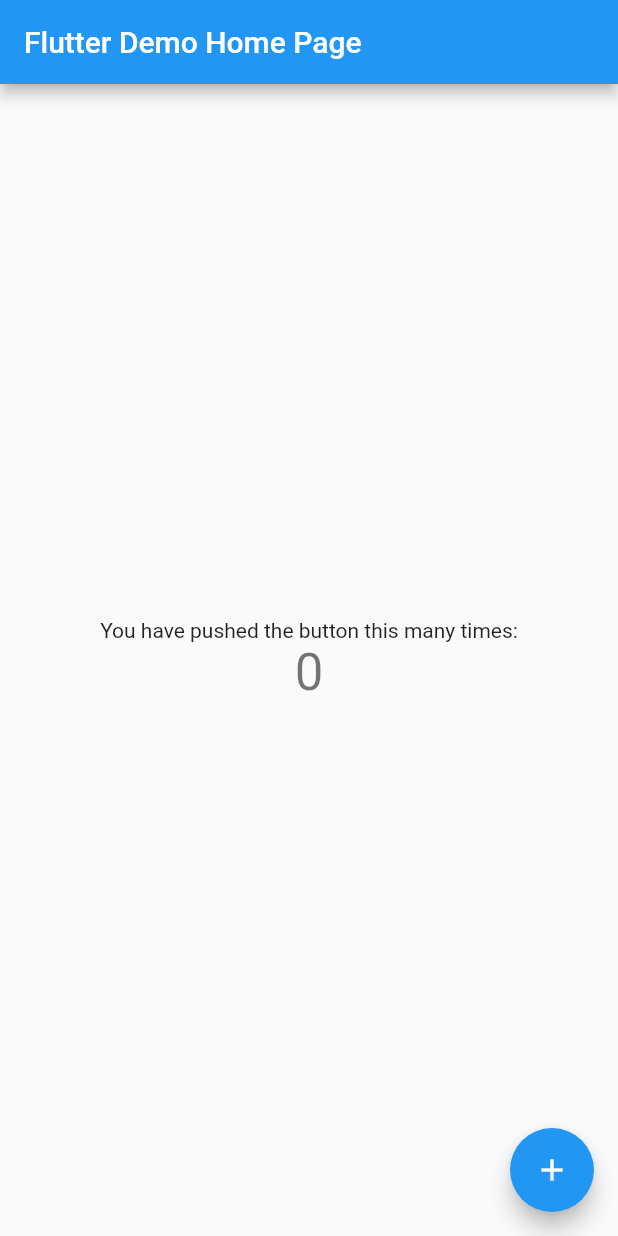
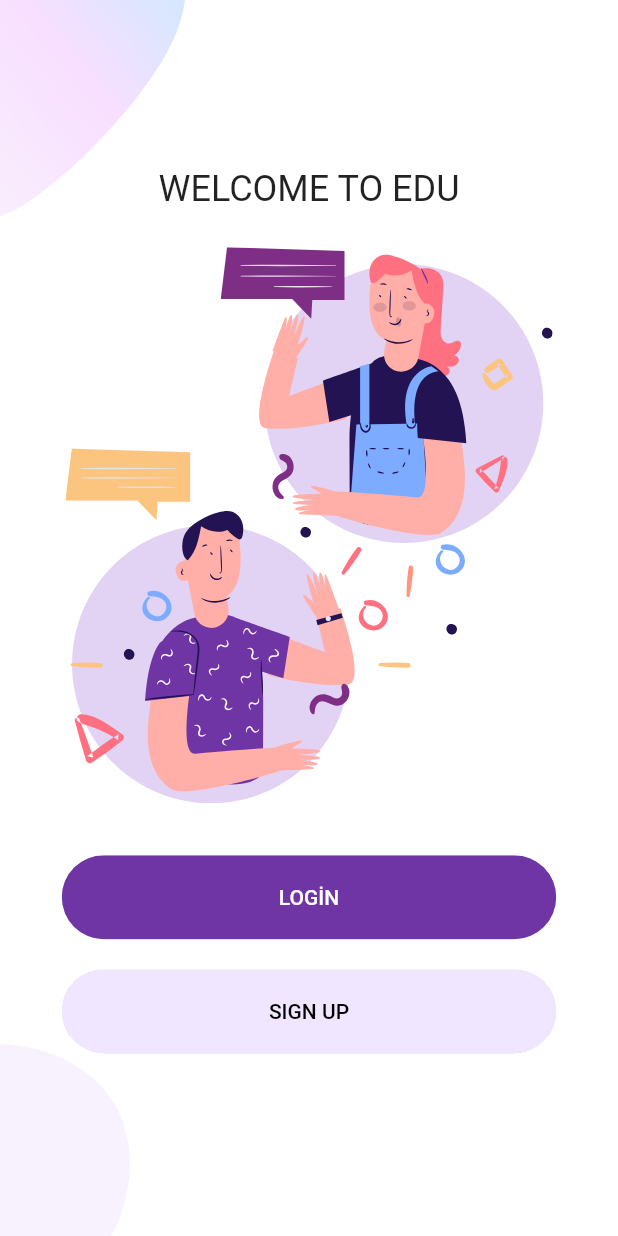
Before and after one commit to fadilbasaran/login_page_flutter, a Flutter app: the screen it shows after launch, on a phone screen of 412 x 824 dp. Run offline on Flutter 3.47's test engine with Material 2 defaults, Android fonts, the phone set to English and light mode, and no system bars; our stand-ins replace flutter_svg.

Commit message:
welcome page tasarlandı

```diff
--- /dev/null
+++ b/lib/constants/path_constants.dart
@@ -0,0 +1,16 @@
+import 'package:flutter/material.dart';
+import 'package:flutter_svg/flutter_svg.dart';
+
+class ImagePath {
+  Image imageAsset({String? imageName, double? width}) => Image.asset(
+        'assets/images/$imageName.png',
+        width: width ?? 0.3,
+      );
+}
+
+class SvgPath {
+  SvgPicture svgPath({String? svgName, double? heigth}) => SvgPicture.asset(
+        'assets/icons/$svgName.svg',
+        height: heigth ?? 0.4,
+      );
+}
--- a/lib/main.dart
+++ b/lib/main.dart
@@ -1,4 +1,6 @@
 import 'package:flutter/material.dart';
+import 'package:login_page/constants/app_constants.dart';
+import 'package:login_page/view/welcome/welcome_view.dart';
 
 void main() {
   runApp(const MyApp());
@@ -11,105 +13,13 @@ class MyApp extends StatelessWidget {
   @override
   Widget build(BuildContext context) {
     return MaterialApp(
-      title: 'Flutter Demo',
+      debugShowCheckedModeBanner: false,
+      title: 'Flutter Auth',
       theme: ThemeData(
-        // This is the theme of your application.
-        //
-        // Try running your application with "flutter run". You'll see the
-        // application has a blue toolbar. Then, without quitting the app, try
-        // changing the primarySwatch below to Colors.green and then invoke
-        // "hot reload" (press "r" in the console where you ran "flutter run",
-        // or simply save your changes to "hot reload" in a Flutter IDE).
-        // Notice that the counter didn't reset back to zero; the application
-        // is not restarted.
-        primarySwatch: Colors.blue,
+        primaryColor: kPrimaryColor,
+        scaffoldBackgroundColor: Colors.white
       ),
-      home: const MyHomePage(title: 'Flutter Demo Home Page'),
+      home: const WelcomeView(),
     );
   }
 }
-
-class MyHomePage extends StatefulWidget {
-  const MyHomePage({super.key, required this.title});
-
-  // This widget is the home page of your application. It is stateful, meaning
-  // that it has a State object (defined below) that contains fields that affect
-  // how it looks.
-
-  // This class is the configuration for the state. It holds the values (in this
-  // case the title) provided by the parent (in this case the App widget) and
-  // used by the build method of the State. Fields in a Widget subclass are
-  // always marked "final".
-
-  final String title;
-
-  @override
-  State<MyHomePage> createState() => _MyHomePageState();
-}
-
-class _MyHomePageState extends State<MyHomePage> {
-  int _counter = 0;
-
-  void _incrementCounter() {
-    setState(() {
-      // This call to setState tells the Flutter framework that something has
-      // changed in this State, which causes it to rerun the build method below
-      // so that the display can reflect the updated values. If we changed
-      // _counter without calling setState(), then the build method would not be
-      // called again, and so nothing would appear to happen.
-      _counter++;
-    });
-  }
-
-  @override
-  Widget build(BuildContext context) {
-    // This method is rerun every time setState is called, for instance as done
-    // by the _incrementCounter method above.
-    //
-    // The Flutter framework has been optimized to make rerunning build methods
-    // fast, so that you can just rebuild anything that needs updating rather
-    // than having to individually change instances of widgets.
-    return Scaffold(
-      appBar: AppBar(
-        // Here we take the value from the MyHomePage object that was created by
-        // the App.build method, and use it to set our appbar title.
-        title: Text(widget.title),
-      ),
-      body: Center(
-        // Center is a layout widget. It takes a single child and positions it
-        // in the middle of the parent.
-        child: Column(
-          // Column is also a layout widget. It takes a list of children and
-          // arranges them vertically. By default, it sizes itself to fit its
-          // children horizontally, and tries to be as tall as its parent.
-          //
-          // Invoke "debug painting" (press "p" in the console, choose the
-          // "Toggle Debug Paint" action from the Flutter Inspector in Android
-          // Studio, or the "Toggle Debug Paint" command in Visual Studio Code)
-          // to see the wireframe for each widget.
-          //
-          // Column has various properties to control how it sizes itself and
-          // how it positions its children. Here we use mainAxisAlignment to
-          // center the children vertically; the main axis here is the vertical
-          // axis because Columns are vertical (the cross axis would be
-          // horizontal).
-          mainAxisAlignment: MainAxisAlignment.center,
-          children: <Widget>[
-            const Text(
-              'You have pushed the button this many times:',
-            ),
-            Text(
-              '$_counter',
-              style: Theme.of(context).textTheme.headlineMedium,
-            ),
-          ],
-        ),
-      ),
-      floatingActionButton: FloatingActionButton(
-        onPressed: _incrementCounter,
-        tooltip: 'Increment',
-        child: const Icon(Icons.add),
-      ), // This trailing comma makes auto-formatting nicer for build methods.
-    );
-  }
-}
--- /dev/null
+++ b/lib/view/welcome/welcome_view.dart
@@ -0,0 +1,13 @@
+import 'package:flutter/material.dart';
+import 'package:login_page/view/welcome/widgets/body.dart';
+
+class WelcomeView extends StatelessWidget {
+  const WelcomeView({super.key});
+
+  @override
+  Widget build(BuildContext context) {
+    return const Scaffold(
+      body: Body(),
+    );
+  }
+}
--- /dev/null
+++ b/lib/view/welcome/widgets/background.dart
@@ -0,0 +1,37 @@
+import 'package:flutter/material.dart';
+
+import '../../../constants/path_constants.dart';
+
+class Backgrund extends StatelessWidget {
+  final Widget child;
+  const Backgrund({
+    super.key,
+    required this.child,
+  });
+
+  @override
+  Widget build(BuildContext context) {
+    Size size = MediaQuery.of(context).size;
+
+    return SizedBox(
+      height: size.height,
+      width: double.infinity,
+      child: Stack(
+        alignment: Alignment.center,
+        children: [
+          Positioned(
+              top: 0,
+              left: 0,
+              child: ImagePath()
+                  .imageAsset(imageName: 'main_top', width: size.width * 0.3)),
+          Positioned(
+              bottom: 0,
+              left: 0,
+              child: ImagePath().imageAsset(
+                  imageName: 'main_bottom', width: size.width * 0.21)),
+          child
+        ],
+      ),
+    );
+  }
+}
--- /dev/null
+++ b/lib/view/welcome/widgets/body.dart
@@ -0,0 +1,45 @@
+import 'package:flutter/material.dart';
+import 'package:login_page/constants/app_constants.dart';
+import 'package:login_page/constants/path_constants.dart';
+
+import '../../../widgets/rounded_button.dart';
+import 'background.dart';
+
+class Body extends StatelessWidget {
+  const Body({super.key});
+
+  @override
+  Widget build(BuildContext context) {
+    Size size = MediaQuery.of(context).size;
+    return Backgrund(
+      child: SingleChildScrollView(
+        child: Column(
+          mainAxisAlignment: MainAxisAlignment.center,
+          children: [
+            Text(
+              'WELCOME TO EDU',
+              style: Theme.of(context).textTheme.headlineSmall,
+            ),
+            SizedBox(
+              height: size.height * 0.03,
+            ),
+            SvgPath().svgPath(svgName: 'chat', heigth: size.height * 0.45),
+            SizedBox(
+              height: size.height * 0.03,
+            ),
+            RoundedButton(
+              text: 'LOGİN',
+              press: () {},
+            ),
+            RoundedButton(
+              text: 'SIGN UP',
+              press: () {},
+              color: kPrimaryLightColor,
+              textColor: Colors.black,
+            ),
+          ],
+        ),
+      ),
+    );
+  }
+}
--- /dev/null
+++ b/lib/widgets/rounded_button.dart
@@ -0,0 +1,38 @@
+import 'package:flutter/material.dart';
+
+import '../constants/app_constants.dart';
+
+class RoundedButton extends StatelessWidget {
+  final String text;
+  final Function()? press;
+  final Color color, textColor;
+  const RoundedButton({
+    super.key,
+    required this.text,
+    required this.press,
+    this.color = kPrimaryColor,
+    this.textColor = Colors.white,
+  });
+
+  @override
+  Widget build(BuildContext context) {
+    Size size = MediaQuery.of(context).size;
+    return Container(
+      margin: EdgeInsets.symmetric(vertical: 10),
+      width: size.width * 0.8,
+      child: ClipRRect(
+        borderRadius: BorderRadius.circular(29),
+        child: ElevatedButton(
+            onPressed: press,
+            style: ElevatedButton.styleFrom(
+                backgroundColor: color,
+                padding:
+                    const EdgeInsets.symmetric(vertical: 20, horizontal: 40)),
+            child: Text(
+              text,
+              style: TextStyle(color: textColor),
+            )),
+      ),
+    );
+  }
+}
--- a/pubspec.yaml
+++ b/pubspec.yaml
@@ -54,8 +54,8 @@ flutter:
 
   # To add assets to your application, add an assets section, like this:
   assets:
-    - assets/images
-    - assets/icons
+    - assets/images/
+    - assets/icons/
   # An image asset can refer to one or more resolution-specific "variants", see
   # https://flutter.dev/assets-and-images/#resolution-aware
   # For details regarding adding assets from package dependencies, see
```
Also changed, not shown: lib/constants/app_constants.dart (line endings or trailing spaces).
